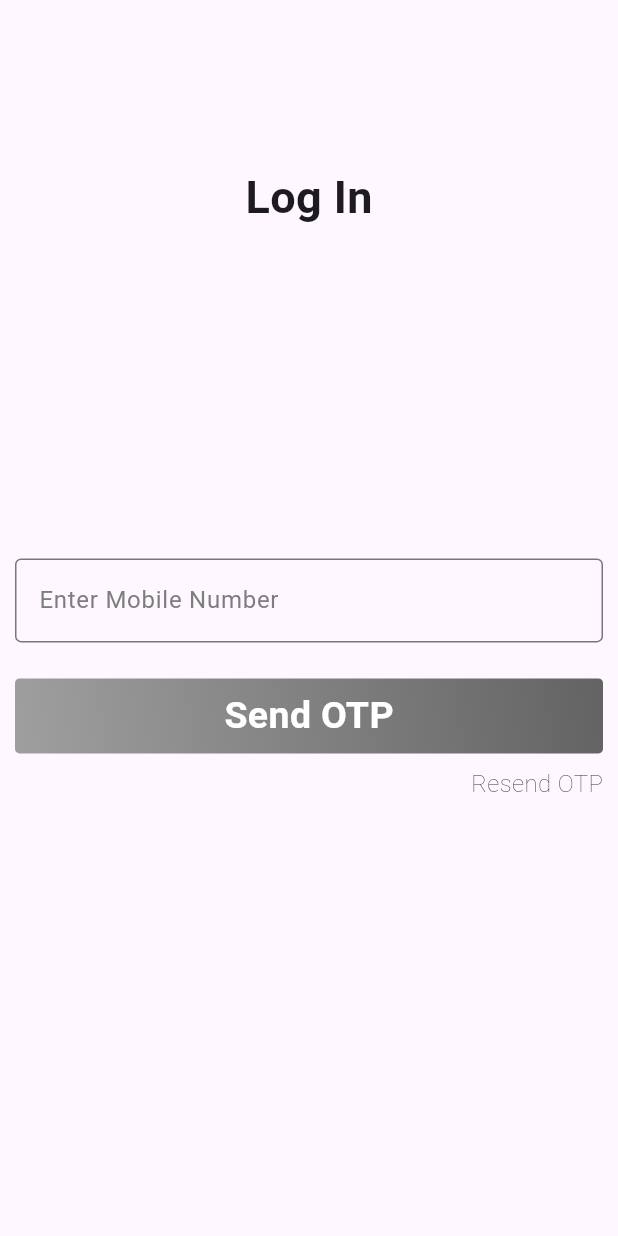
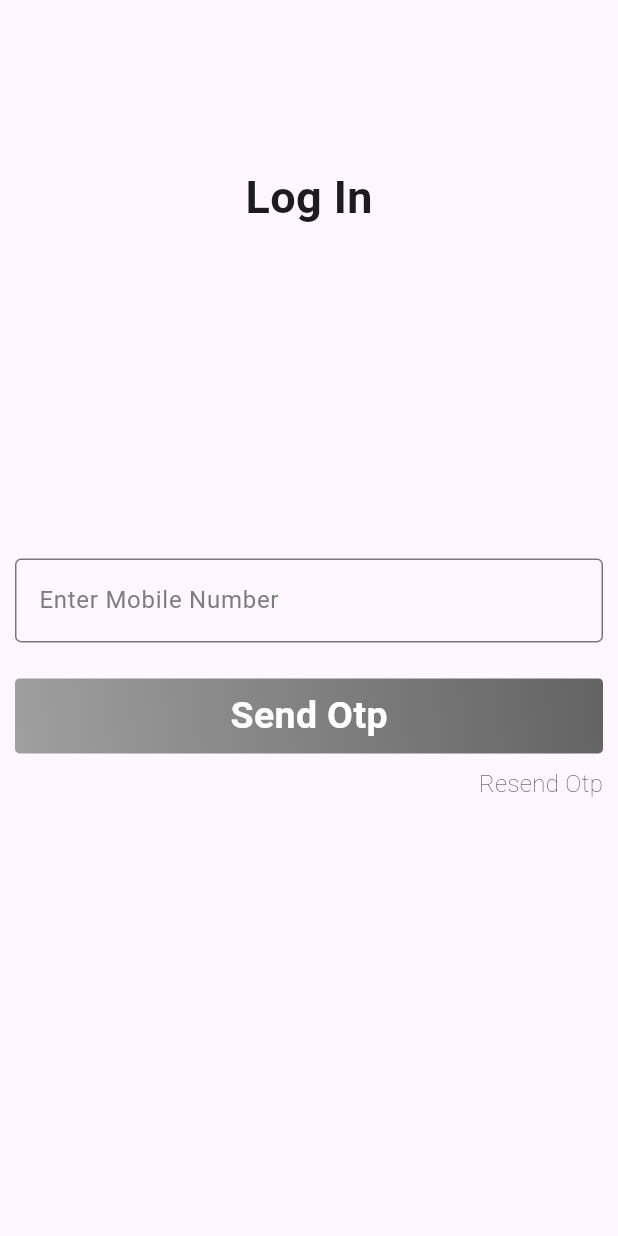
Before and after one commit to Darshilgor/FieldKing, a Flutter app: the screen it shows after launch, on a phone screen of 412 x 824 dp. Run offline on Flutter 3.47's test engine with Material 3 defaults, Android fonts, the phone set to English and light mode, and no system bars; our stand-ins replace cloud_firestore, firebase_auth, firebase_core, firebase_messaging, flutter_local_notifications, flutter_styled_toast and 2 more; missing offline and left inert: app_settings; accounts and stored records are empty.

```diff
--- a/lib/Pages/login_page.dart
+++ b/lib/Pages/login_page.dart
@@ -1,6 +1,6 @@
 import 'package:field_king/controller/send_otp_controller.dart';
 import 'package:field_king/services/app_color/app_colors.dart';
-import 'package:field_king/services/get_storage/get_storage.dart';
+import 'package:field_king/services/text_label/text_label.dart';
 import 'package:field_king/services/text_style/text_style.dart';
 import 'package:field_king/widgets/widgets.dart';
 import 'package:flutter/material.dart';
@@ -31,8 +31,8 @@ class _LoginPageState extends State<LoginPage> {
           crossAxisAlignment: CrossAxisAlignment.center,
           children: [
             Text(
-              'Log In',
-              style: Style.headingtext.copyWith(
+              TextLabel.logIn,
+              style: TextStyleClass.headingtext.copyWith(
                 fontSize: 30,
               ),
             ),
@@ -40,8 +40,8 @@ class _LoginPageState extends State<LoginPage> {
               children: [
                 formfield(
                   context,
-                  'Enter Mobile Number',
-                  '9409529203',
+                  TextLabel.enterMobileNumber,
+                  TextLabel.hintMobileNumber,
                   controller.mobileNumberController,
                   10,
                   '', // countertext
@@ -59,7 +59,7 @@ class _LoginPageState extends State<LoginPage> {
                   },
                   child: buttonwidget(
                     context,
-                    'Send OTP',
+                    TextLabel.sendOtp,
                     AppColor.bgcolor1,
                     AppColor.bgcolor2,
                     Colors.white,
@@ -92,7 +92,7 @@ class _LoginPageState extends State<LoginPage> {
                         child: Align(
                           alignment: Alignment.topRight,
                           child: Text(
-                            'Resend OTP',
+                            TextLabel.resendOtp,
                             style: TextStyle(
                               fontSize: 16,
                               fontWeight: (controller.countDown.value != 0 ||
--- a/lib/Pages/otp_page.dart
+++ b/lib/Pages/otp_page.dart
@@ -1,5 +1,6 @@
 import 'package:field_king/controller/verify_otp_controller.dart';
 import 'package:field_king/services/app_color/app_colors.dart';
+import 'package:field_king/services/text_label/text_label.dart';
 import 'package:field_king/widgets/widgets.dart';
 import 'package:flutter/material.dart';
 
@@ -21,7 +22,7 @@ class _OtpPageState extends State<OtpPage> {
       appBar: AppBar(
         backgroundColor: Colors.white,
         title: Text(
-          'Enter OTP',
+          TextLabel.enterOtp,
         ),
       ),
       body: Padding(
@@ -54,7 +55,7 @@ class _OtpPageState extends State<OtpPage> {
               },
               child: buttonwidget(
                 context,
-                'Varify OTP',
+                TextLabel.verifyOtp,
                 AppColor.bgcolor1,
                 AppColor.bgcolor2,
                 AppColor.whitecolor,
--- a/lib/Pages/splash_screen.dart
+++ b/lib/Pages/splash_screen.dart
@@ -1,5 +1,6 @@
 import 'package:field_king/Pages/singup_page.dart';
 import 'package:field_king/services/navigator.dart';
+import 'package:field_king/services/text_label/text_label.dart';
 import 'package:flutter/material.dart';
 
 class SplashScreen extends StatefulWidget {
@@ -63,7 +64,7 @@ class _SplashScreenState extends State<SplashScreen>
               animation: _controller,
               builder: (context, child) {
                 return Text(
-                  "Welcome to Field King",
+                  TextLabel.welcomeToFieldKing,
                   style: TextStyle(
                     fontSize: 20,
                     color: Colors.white,
--- a/lib/Pages/transaction_page.dart
+++ /dev/null
@@ -1 +0,0 @@
-import 'package:flutter/material.dart';
--- a/lib/services/function.dart
+++ b/lib/services/function.dart
@@ -64,6 +64,7 @@ Future verifyOtp(BuildContext context, String otp) async {
         GetStorageClass.writeDeviceToken(value);
         print('token was writen');
       });
+
 
       return user.user;
     }
--- a/lib/services/get_storage/get_storage.dart
+++ b/lib/services/get_storage/get_storage.dart
@@ -1,4 +1,3 @@
-import 'package:flutter/foundation.dart';
 import 'package:get_storage/get_storage.dart';
 
 class GetStorageClass {
--- /dev/null
+++ b/lib/services/text_label/text_label.dart
@@ -0,0 +1,29 @@
+class TextLabel {
+  static const welcomeToFieldKing = 'Welcome to Field King';
+
+  static const branchName = 'Field King';
+  static const chat = 'Chat';
+  static const orderList = 'Order List';
+  static const profile = 'Profile';
+
+  static const logIn = 'Log In';
+  static const signUp = 'Sign Up';
+
+  static const enterMobileNumber = 'Enter Mobile Number';
+  static const enterFirstName = 'Enter First Name';
+  static const enterLastName = 'Enter Last Name';
+  static const enterBrandName = 'Enter Brand Name';
+  static const sendOtp = 'Send Otp';
+  static const resendOtp = 'Resend Otp';
+  static const enterOtp = 'Enter OTP';
+  static const verifyOtp = 'Verify OTP';
+
+  static const hintMobileNumber = '9409529203';
+  static const hintFirstName = 'Darshil';
+  static const hintLastName = 'Gor';
+  static const hintBrandName = 'Field King';
+
+  static const enterDetails = 'Enter Details';
+
+  static const submit = 'Submit';
+}
--- a/lib/services/text_style/text_style.dart
+++ b/lib/services/text_style/text_style.dart
@@ -1,17 +1,37 @@
 import 'package:flutter/material.dart';
 
-class Style {
+class TextStyleClass {
   static TextStyle headingtext = TextStyle(
-    fontSize: 20,
-    fontWeight: FontWeight.w700,
+    fontSize: 34,
+    fontWeight: FontWeight.w600,
   );
 
   static TextStyle textstyle1 = TextStyle(
-    fontSize: 18,
-    fontWeight: FontWeight.w600,
+    fontSize: 26,
+    fontWeight: FontWeight.w500,
   );
 
   static TextStyle textstyle2 = TextStyle(
+    fontSize: 24,
+    fontWeight: FontWeight.w400,
+  );
+
+  static TextStyle textstyle3 = TextStyle(
+    fontSize: 22,
+    fontWeight: FontWeight.w400,
+  );
+
+  static TextStyle textstyle4 = TextStyle(
+    fontSize: 20,
+    fontWeight: FontWeight.w400,
+  );
+
+  static TextStyle textstyle5 = TextStyle(
+    fontSize: 18,
+    fontWeight: FontWeight.w400,
+  );
+
+  static TextStyle textstyle6 = TextStyle(
     fontSize: 16,
     fontWeight: FontWeight.w400,
   );
--- a/pubspec.yaml
+++ b/pubspec.yaml
@@ -53,6 +53,11 @@ dependencies:
   http: ^1.2.1
   app_settings: ^5.1.1
   get_storage: ^2.1.1
+  photo_view: ^0.15.0
+  camera: ^0.10.6
+  image_cropper: ^6.0.0
+  dotted_border: ^2.1.0
+  crop_your_image: ^1.0.2
 
 dev_dependencies:
   flutter_test:
```
Also changed, not shown: lib/Pages/chat.dart (added, +24 -0 lines), lib/Pages/home_page_view.dart (added, +132 -0 lines), lib/Pages/order_list.dart (added, +24 -0 lines), lib/Pages/profile.dart (added, +24 -0 lines), lib/Pages/singup_page.dart (+11 -10 lines), lib/main.dart (+63 -7 lines), lib/services/notification/notification_services.dart (+158 -2 lines), pubspec.lock, 4 other files.
